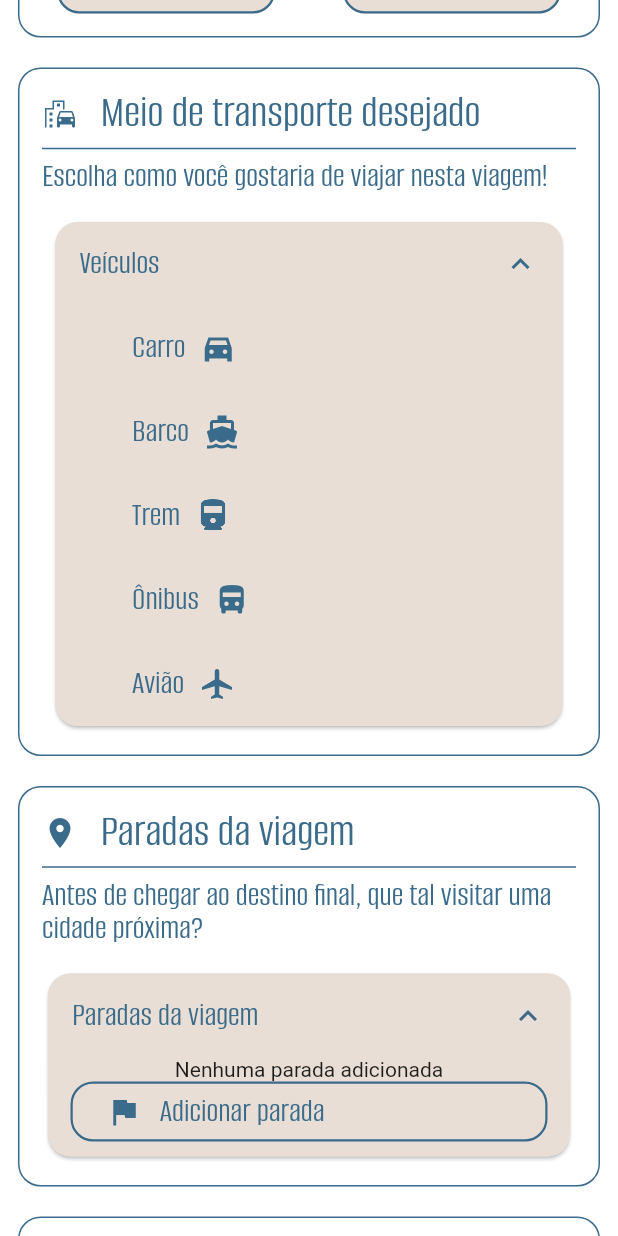
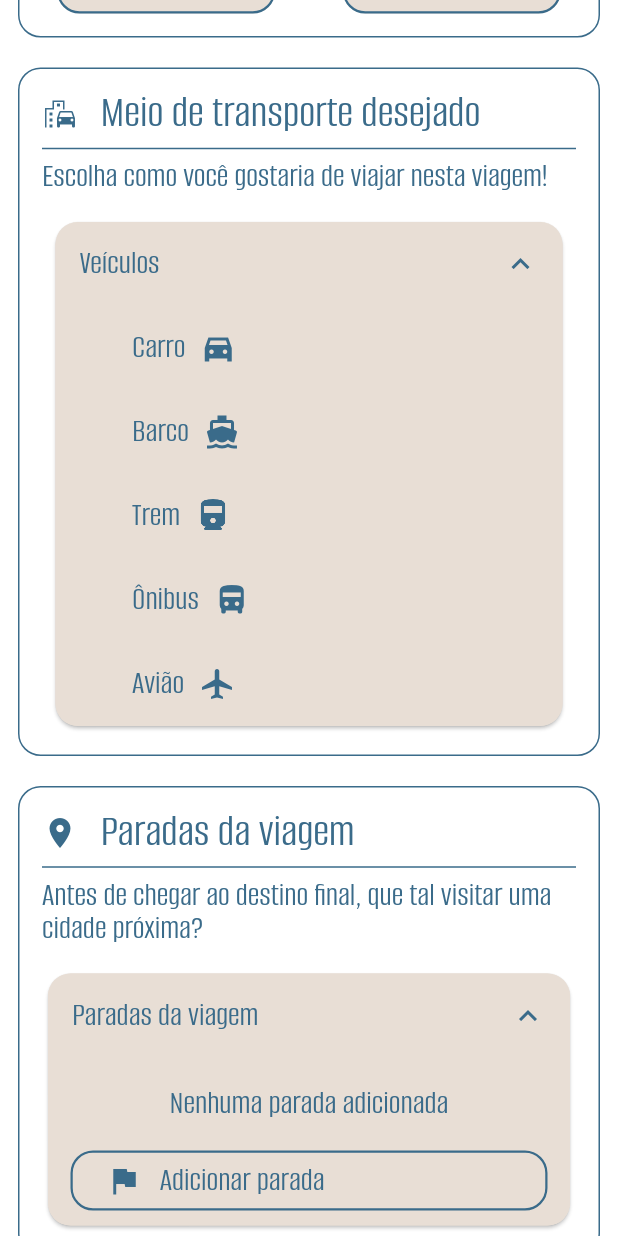
Before and after one commit to rafinha-as-br/TravelMaker, a Flutter app: the CreateTravelScreen screen opened by its route, scrolled down 1152 dp, on a phone screen of 412 x 824 dp. Run offline on Flutter 3.47's test engine with Material 3 defaults, Android fonts, the phone set to English and light mode, and no system bars; our stand-ins replace flutter_typeahead, geocoding, geolocator, image_picker, shared_preferences, sqflite; missing offline and left inert: country_flags; accounts and stored records are empty.

Commit message:
work on experience switch 24/08

```diff
--- a/travelmakerapp/lib/l10n/app_en.arb
+++ b/travelmakerapp/lib/l10n/app_en.arb
@@ -23,7 +23,7 @@
 
 
   "creatingTravel": "Creating a travel!",
-  "giveTravelTitle": "Give-us the title of your travel!",
+  "giveTravelTitle": "Travel title",
   "travelTitleText": "Every travel needs a memorable name, what''s going to be this one?",
   "title": "Title",
   "giveTravelDescription": "Give-us a description!",
--- a/travelmakerapp/lib/l10n/app_localizations.dart
+++ b/travelmakerapp/lib/l10n/app_localizations.dart
@@ -235,7 +235,7 @@ abstract class AppLocalizations {
   /// No description provided for @giveTravelTitle.
   ///
   /// In en, this message translates to:
-  /// **'Give-us the title of your travel!'**
+  /// **'Travel title'**
   String get giveTravelTitle;
 
   /// No description provided for @travelTitleText.
--- a/travelmakerapp/lib/l10n/app_localizations_en.dart
+++ b/travelmakerapp/lib/l10n/app_localizations_en.dart
@@ -76,7 +76,7 @@ class AppLocalizationsEn extends AppLocalizations {
   String get creatingTravel => 'Creating a travel!';
 
   @override
-  String get giveTravelTitle => 'Give-us the title of your travel!';
+  String get giveTravelTitle => 'Travel title';
 
   @override
   String get travelTitleText =>
--- a/travelmakerapp/lib/presentation/modules/travelForm/travelForm.dart
+++ b/travelmakerapp/lib/presentation/modules/travelForm/travelForm.dart
@@ -347,7 +347,13 @@ class TravelForm extends StatelessWidget {
                         children: [
                           // stop lists
                           ctp.travelStopList.isEmpty ?
-                          Text('Nenhuma parada adicionada') :
+                          Column(
+                            children: [
+                              SizedBox(height: 20,),
+                              Text('Nenhuma parada adicionada', style: Theme.of(context).textTheme.displaySmall,),
+                              SizedBox(height: 20,),
+                            ],
+                          ) :
                           ListView.builder(
                               shrinkWrap: true,
                               physics: NeverScrollableScrollPhysics(),
--- a/travelmakerapp/lib/presentation/page/tests.dart
+++ b/travelmakerapp/lib/presentation/page/tests.dart
@@ -17,9 +17,11 @@ class TestScreen extends StatelessWidget {
       body: Padding(
         padding: const EdgeInsets.symmetric(horizontal: 30, vertical: 55),
         child: Column(
-          crossAxisAlignment: CrossAxisAlignment.center,
+          mainAxisAlignment: MainAxisAlignment.center,
           spacing: 12,
           children: [
+            Text("Texto 1"),
+            Text('Texto 2'),
             //StopCard(),
           ],
         )
```
